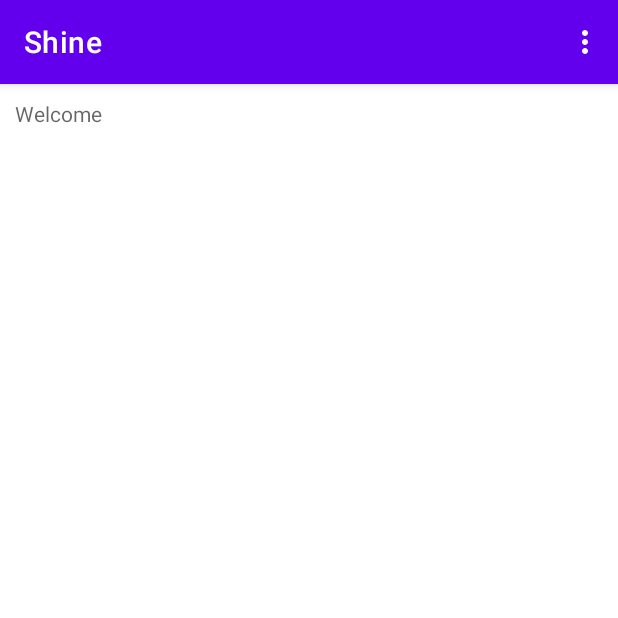
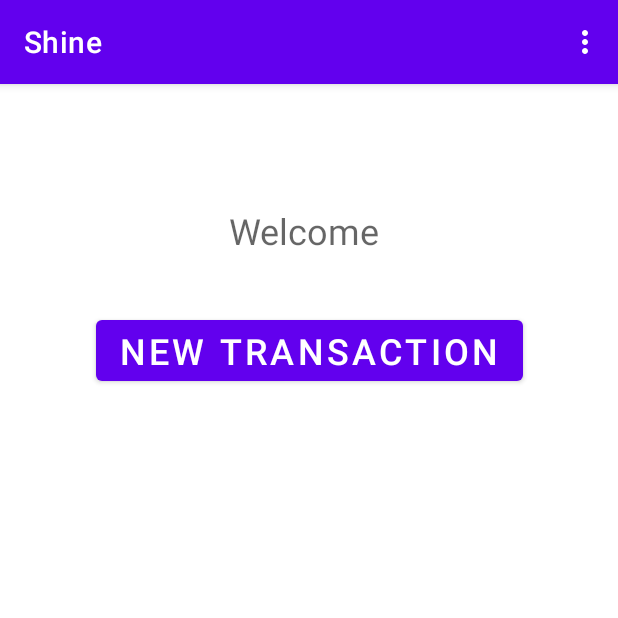
Before and after one commit to amalik23/Shine, an Android app: the HomeScreenActivity screen opened directly, with no data from a screen before it, on a phone screen of 412 x 824 dp, the top half of it. Run offline under Robolectric (Android 15) with nearby library versions, the phone set to English and light mode, and no system bars.

Commit message:
Changed home screen: added new (empty) options to popup menu in top right moved new transaction button from menu to button in the middle of the screen reformatted/rearranged both main screen and home screen's elements

```diff
--- a/app/src/main/res/layout/activity_home_screen.xml
+++ b/app/src/main/res/layout/activity_home_screen.xml
@@ -12,7 +12,29 @@
         android:layout_height="wrap_content"
         android:layout_marginStart="10dp"
         android:layout_marginTop="10dp"
+        android:layout_marginEnd="10dp"
+        android:layout_marginBottom="10dp"
         android:hint="@string/temp_text"
+        android:textSize="24sp"
+        app:layout_constraintBottom_toBottomOf="parent"
+        app:layout_constraintEnd_toEndOf="parent"
         app:layout_constraintStart_toStartOf="parent"
-        app:layout_constraintTop_toTopOf="parent" />
+        app:layout_constraintTop_toTopOf="parent"
+        app:layout_constraintHorizontal_bias="0.5"
+        app:layout_constraintVertical_bias="0.1"/>
+
+    <Button
+        android:id="@+id/transacButton"
+        android:layout_width="wrap_content"
+        android:layout_height="wrap_content"
+        android:text="New Transaction"
+        android:layout_marginTop="10dp"
+        android:textSize="24sp"
+        android:onClick="newTransac"
+        app:layout_constraintBottom_toBottomOf="parent"
+        app:layout_constraintEnd_toEndOf="parent"
+        app:layout_constraintStart_toStartOf="parent"
+        app:layout_constraintTop_toTopOf="parent"
+        app:layout_constraintHorizontal_bias="0.5"
+        app:layout_constraintVertical_bias="0.2"/>
 </androidx.constraintlayout.widget.ConstraintLayout>
--- a/app/src/main/res/menu/home_screen_menu.xml
+++ b/app/src/main/res/menu/home_screen_menu.xml
@@ -3,8 +3,11 @@
     xmlns:android="http://schemas.android.com/apk/res/android">
 
     <item
-        android:id="@+id/homeScreenTransaction"
-        android:title="@string/add_transaction" />
+        android:id="@+id/homeScreenInfo"
+        android:title="Info" />
+    <item
+        android:id="@+id/homeScreenSettings"
+        android:title="Settings" />
     <item
         android:id="@+id/homeScreenLogout"
         android:title="@string/logout"
```
Also changed, not shown: app/src/main/java/com/example/shine/HomeScreenActivity.java (+11 -3 lines), app/src/main/res/layout/activity_main.xml (+5 -4 lines).
